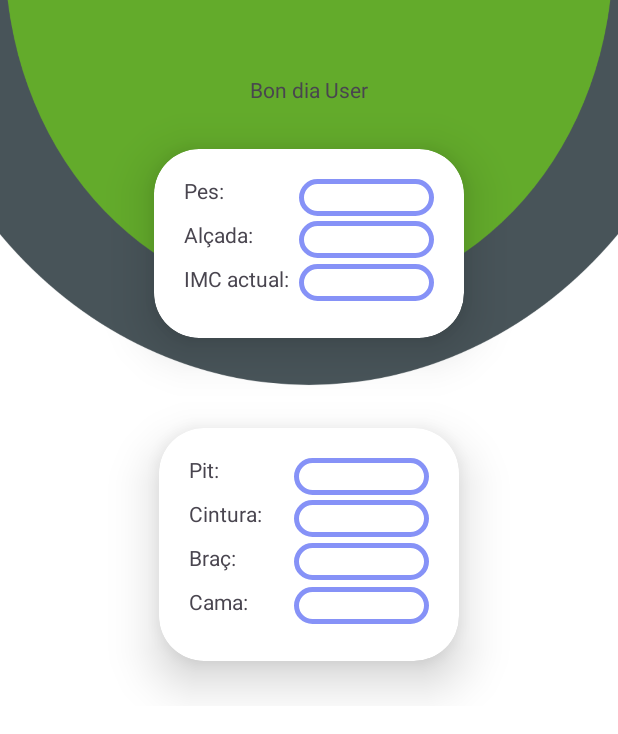
After one commit to Cesar-Gerard/Projecte3, an Android app: the fragment CurrentPlanFragment shown on its own in the app's theme, on a phone screen of 412 x 824 dp. The commit adds this screen. Shown: the top 734 px of the screen. Run offline under Robolectric (Android 15) with nearby library versions, the phone set to English and light mode, and no system bars; network calls fail.

Commit message:
Navigator_Nova

```diff
--- a/Projecte_3/app/build.gradle
+++ b/Projecte_3/app/build.gradle
@@ -30,6 +30,11 @@ android {
 
 dependencies {
 
+    def nav_version = "2.5.3"
+
+    implementation "androidx.navigation:navigation-compose:$nav_version"
+    implementation "androidx.navigation:navigation-fragment:$nav_version"
+    implementation "androidx.navigation:navigation-ui:$nav_version"
     implementation 'androidx.appcompat:appcompat:1.6.1'
     implementation 'com.google.code.gson:gson:2.8.7'
     implementation 'com.google.android.material:material:1.5.0'
--- /dev/null
+++ b/Projecte_3/app/src/main/java/com/example/dietaapp/CurrentPlanFragment.java
@@ -0,0 +1,25 @@
+package com.example.dietaapp;
+
+import android.os.Bundle;
+
+import androidx.fragment.app.Fragment;
+
+import android.view.LayoutInflater;
+import android.view.View;
+import android.view.ViewGroup;
+
+public class CurrentPlanFragment extends Fragment {
+
+    @Override
+    public void onCreate(Bundle savedInstanceState) {
+        super.onCreate(savedInstanceState);
+
+    }
+
+    @Override
+    public View onCreateView(LayoutInflater inflater, ViewGroup container,
+                             Bundle savedInstanceState) {
+        // Inflate the layout for this fragment
+        return inflater.inflate(R.layout.fragment_current_plan, container, false);
+    }
+}
--- /dev/null
+++ b/Projecte_3/app/src/main/res/layout/fragment_current_plan.xml
@@ -0,0 +1,245 @@
+<?xml version="1.0" encoding="utf-8"?>
+<LinearLayout xmlns:android="http://schemas.android.com/apk/res/android"
+xmlns:tools="http://schemas.android.com/tools"
+android:layout_width="match_parent"
+android:layout_height="match_parent"
+xmlns:app="http://schemas.android.com/apk/res-auto"
+android:orientation="vertical"
+tools:context=".CurrentPlanFragment"
+android:background="@drawable/background_page">
+
+
+
+<LinearLayout
+    android:layout_width="match_parent"
+    android:layout_height="wrap_content"
+    android:gravity="center"
+    android:layout_marginTop="50dp"
+    android:orientation="vertical">
+
+    <TextView
+        android:layout_width="wrap_content"
+        android:layout_height="wrap_content"
+        android:text="Bon dia User"/>
+
+
+    <!--Bloc de Dades 1 -->
+    <androidx.cardview.widget.CardView
+        android:layout_width="wrap_content"
+        android:layout_height="wrap_content"
+        android:layout_margin="30dp"
+        app:cardCornerRadius="30dp"
+        app:cardElevation="20dp"
+        android:background="@drawable/custom_edittext">
+
+
+
+        <androidx.constraintlayout.widget.ConstraintLayout
+            android:layout_width="wrap_content"
+            android:layout_height="wrap_content"
+            android:layout_marginStart="20dp"
+            android:layout_marginEnd="20dp"
+            android:layout_marginTop="20dp"
+            android:layout_marginBottom="20dp">
+
+            <!--region $Pes-->
+            <TextView
+                android:id="@+id/txvPes"
+                android:layout_width="match_parent"
+                android:layout_height="wrap_content"
+                android:paddingEnd="50dp"
+                android:paddingBottom="10dp"
+                android:text="Pes:"
+                app:layout_constraintBottom_toBottomOf="@+id/edtPes"
+                app:layout_constraintTop_toTopOf="parent" />
+
+
+            <EditText
+                android:id="@+id/edtPes"
+                android:layout_width="90dp"
+                android:layout_height="match_parent"
+                android:background="@drawable/custom_edittext"
+                android:drawablePadding="8dp"
+                android:textColor="@color/black"
+                android:textColorHighlight="@color/cardview_dark_background"
+                app:layout_constraintStart_toEndOf="@+id/txvPes" />
+            <!--endregion-->
+
+            <!--region $Alçada-->
+            <TextView
+                android:id="@+id/txvAlt"
+                android:layout_width="match_parent"
+                android:layout_height="wrap_content"
+                android:paddingBottom="10dp"
+                android:text="Alçada:"
+                app:layout_constraintTop_toBottomOf="@+id/txvPes" />
+
+
+            <EditText
+                android:id="@+id/edtAlt"
+                android:layout_width="90dp"
+                android:layout_height="match_parent"
+                android:background="@drawable/custom_edittext"
+                android:drawablePadding="8dp"
+                android:textColor="@color/black"
+                android:textColorHighlight="@color/cardview_dark_background"
+                app:layout_constraintBottom_toBottomOf="@+id/txvAlt"
+                app:layout_constraintEnd_toEndOf="@+id/edtPes"
+                app:layout_constraintTop_toBottomOf="@+id/edtPes" />
+
+            <!--endregion-->
+
+            <!--region $IMC_Actual-->
+            <TextView
+                android:id="@+id/txvIMC"
+                android:layout_width="match_parent"
+                android:layout_height="wrap_content"
+                android:text="IMC actual:"
+                android:paddingBottom="10dp"
+                app:layout_constraintBottom_toBottomOf="parent"
+                app:layout_constraintTop_toBottomOf="@+id/txvAlt" />
+
+
+            <EditText
+                android:id="@+id/edtIMC"
+                android:layout_width="90dp"
+                android:layout_height="match_parent"
+                android:background="@drawable/custom_edittext"
+                android:drawablePadding="8dp"
+                android:textColor="@color/black"
+                android:textColorHighlight="@color/cardview_dark_background"
+                app:layout_constraintBottom_toBottomOf="@+id/txvIMC"
+                app:layout_constraintEnd_toEndOf="@+id/edtAlt"
+                app:layout_constraintTop_toBottomOf="@+id/edtAlt"/>
+            <!--endregion-->
+
+        </androidx.constraintlayout.widget.ConstraintLayout>
+
+
+    </androidx.cardview.widget.CardView>
+
+    <!--Bloc de Dades 2 -->
+    <androidx.cardview.widget.CardView
+        android:layout_width="wrap_content"
+        android:layout_height="wrap_content"
+        android:layout_margin="30dp"
+        app:cardCornerRadius="30dp"
+        app:cardElevation="20dp"
+        android:background="@drawable/custom_edittext">
+
+
+
+        <androidx.constraintlayout.widget.ConstraintLayout
+            android:layout_width="wrap_content"
+            android:layout_height="wrap_content"
+            android:layout_marginStart="20dp"
+            android:layout_marginEnd="20dp"
+            android:layout_marginTop="20dp"
+            android:layout_marginBottom="20dp">
+
+            <!--region $Pit-->
+            <TextView
+                android:id="@+id/txvPit"
+                android:layout_width="match_parent"
+                android:layout_height="wrap_content"
+                android:paddingEnd="50dp"
+                android:paddingBottom="10dp"
+                android:text="Pit:"
+                app:layout_constraintBottom_toBottomOf="@+id/edtPit"
+                app:layout_constraintTop_toTopOf="parent" />
+
+
+            <EditText
+                android:id="@+id/edtPit"
+                android:layout_width="90dp"
+                android:layout_height="match_parent"
+                android:background="@drawable/custom_edittext"
+                android:drawablePadding="8dp"
+                android:textColor="@color/black"
+                android:textColorHighlight="@color/cardview_dark_background"
+                app:layout_constraintStart_toEndOf="@+id/txvPit" />
+            <!--endregion-->
+
+            <!--region $Cintura-->
+            <TextView
+                android:id="@+id/txvCintura"
+                android:layout_width="match_parent"
+                android:layout_height="wrap_content"
+                android:paddingBottom="10dp"
+                android:text="Cintura:"
+                app:layout_constraintTop_toBottomOf="@+id/txvPit" />
+
+
+            <EditText
+                android:id="@+id/edtCintura"
+                android:layout_width="90dp"
+                android:layout_height="match_parent"
+                android:background="@drawable/custom_edittext"
+                android:drawablePadding="8dp"
+                android:textColor="@color/black"
+                android:textColorHighlight="@color/cardview_dark_background"
+                app:layout_constraintBottom_toBottomOf="@+id/txvCintura"
+                app:layout_constraintEnd_toEndOf="@+id/edtPit"
+                app:layout_constraintTop_toBottomOf="@+id/edtPit" />
+
+            <!--endregion-->
+
+            <!--region $Braç-->
+
+
+            <TextView
+                android:id="@+id/txvBraç"
+                android:layout_width="match_parent"
+                android:layout_height="wrap_content"
+                android:paddingBottom="10dp"
+                android:text="Braç:"
+                app:layout_constraintTop_toBottomOf="@+id/txvCintura"/>
+
+            <EditText
+                android:id="@+id/edtBraç"
+                android:layout_width="90dp"
+                android:layout_height="match_parent"
+                android:background="@drawable/custom_edittext"
+                android:drawablePadding="8dp"
+                android:textColor="@color/black"
+                android:textColorHighlight="@color/cardview_dark_background"
+                app:layout_constraintBottom_toBottomOf="@+id/txvBraç"
+                app:layout_constraintEnd_toEndOf="@+id/edtCintura"
+                app:layout_constraintTop_toBottomOf="@+id/edtCintura" />
+            <!--endregion-->
+
+            <!--region $Cama-->
+            <TextView
+                android:id="@+id/txvCama"
+                android:layout_width="match_parent"
+                android:layout_height="wrap_content"
+                android:paddingBottom="10dp"
+                android:text="Cama:"
+                app:layout_constraintTop_toBottomOf="@+id/txvBraç" />
+
+
+            <EditText
+                android:id="@+id/edtCama"
+                android:layout_width="90dp"
+                android:layout_height="match_parent"
+                android:background="@drawable/custom_edittext"
+                android:drawablePadding="8dp"
+                android:textColor="@color/black"
+                android:textColorHighlight="@color/cardview_dark_background"
+                app:layout_constraintBottom_toBottomOf="@+id/txvCama"
+                app:layout_constraintEnd_toEndOf="@+id/edtBraç"
+                app:layout_constraintTop_toBottomOf="@+id/edtBraç" />
+            <!--endregion-->
+
+        </androidx.constraintlayout.widget.ConstraintLayout>
+
+
+    </androidx.cardview.widget.CardView>
+
+
+</LinearLayout>
+
+
+
+
+</LinearLayout>
--- a/Projecte_3/app/src/main/res/values/strings.xml
+++ b/Projecte_3/app/src/main/res/values/strings.xml
@@ -1,3 +1,5 @@
 <resources>
     <string name="app_name">DietaApp</string>
+    <!-- TODO: Remove or change this placeholder text -->
+    <string name="hello_blank_fragment">Hello blank fragment</string>
 </resources>
```
Also changed, not shown: Projecte_3/app/src/main/AndroidManifest.xml (+6 -1 lines), Projecte_3/app/src/main/java/com/example/dietaapp/LoginActivity.java (added, +79 -0 lines), Projecte_3/app/src/main/java/com/example/dietaapp/MainActivity.java (+0 -31 lines), Projecte_3/app/src/main/res/layout/activity_main.xml (+12 -83 lines), Projecte_3/app/src/main/res/layout/login_page.xml (added, +93 -0 lines), Projecte_3/app/src/main/res/navigation/navigation_view.xml (added, +12 -0 lines), Projecte_3/app/src/main/res/drawable/background_page.png (added).
